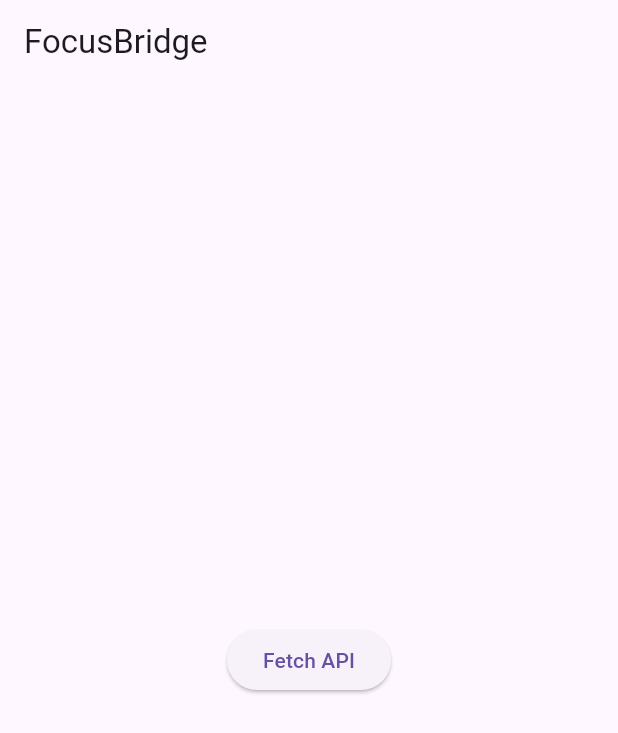
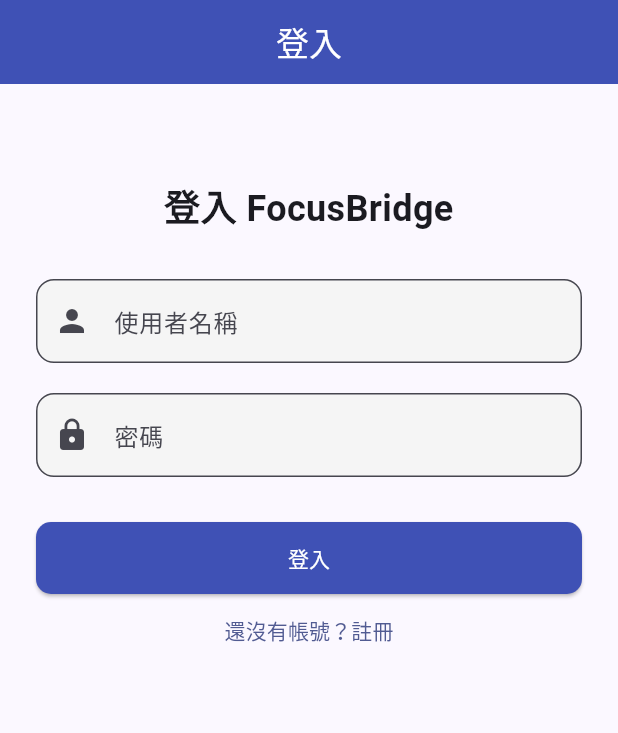
Before and after one commit to 114505focusbridge/focusbridge_app, a Flutter app: the screen it shows after launch, on a phone screen of 412 x 824 dp. Shown: the top 733 px of the screen. Run offline on Flutter 3.47's test engine with Material 3 defaults, Android fonts, the phone set to English and light mode, and no system bars.

Commit message:
簡易登入登出系統

```diff
--- a/lib/main.dart
+++ b/lib/main.dart
@@ -1,5 +1,5 @@
 import 'package:flutter/material.dart';
-import 'package:http/http.dart' as http;
+import 'screens/login_screen.dart';
 
 void main() {
   runApp(const MyApp());
@@ -8,24 +8,33 @@
 class MyApp extends StatelessWidget {
   const MyApp({super.key});
 
-  Future<void> fetchData() async {
-    final response = await http.get(Uri.parse('http://127.0.0.1:8000/'));
-    print('Response status: ${response.statusCode}');
-    print('Response body: ${response.body}');
-  }
-
   @override
   Widget build(BuildContext context) {
     return MaterialApp(
-      home: Scaffold(
-        appBar: AppBar(title: const Text('FocusBridge')),
-        body: Center(
-          child: ElevatedButton(
-            onPressed: fetchData,
-            child: const Text('Fetch API'),
+      title: 'FocusBridge',
+      debugShowCheckedModeBanner: false,
+      theme: ThemeData(
+        useMaterial3: true,
+        colorScheme: ColorScheme.fromSeed(seedColor: Colors.indigo),
+        inputDecorationTheme: InputDecorationTheme(
+          border: OutlineInputBorder(
+            borderRadius: BorderRadius.circular(12),
+          ),
+          filled: true,
+          fillColor: Colors.grey[100],
+        ),
+        elevatedButtonTheme: ElevatedButtonThemeData(
+          style: ElevatedButton.styleFrom(
+            backgroundColor: Colors.indigo,
+            foregroundColor: Colors.white,
+            shape: RoundedRectangleBorder(
+              borderRadius: BorderRadius.circular(10),
+            ),
+            padding: const EdgeInsets.symmetric(vertical: 14, horizontal: 24),
           ),
         ),
       ),
+      home: const LoginScreen(),
     );
   }
 }
--- /dev/null
+++ b/lib/screens/login_screen.dart
@@ -0,0 +1,111 @@
+import 'package:flutter/material.dart';
+import '../services/auth_service.dart';
+import 'home_screen.dart';
+import 'register_screen.dart';
+class LoginScreen extends StatefulWidget {
+  const LoginScreen({super.key});
+
+  @override
+  State<LoginScreen> createState() => _LoginScreenState();
+}
+
+class _LoginScreenState extends State<LoginScreen> {
+  final TextEditingController _usernameController = TextEditingController();
+  final TextEditingController _passwordController = TextEditingController();
+  bool _isLoading = false;
+  String? _errorMessage;
+
+  void _login() async {
+    setState(() {
+      _isLoading = true;
+      _errorMessage = null;
+    });
+
+    final success = await AuthService().login(
+      _usernameController.text,
+      _passwordController.text,
+    );
+
+    setState(() {
+      _isLoading = false;
+    });
+
+    if (success) {
+      if (!mounted) return;
+      Navigator.pushReplacement(
+        context,
+        MaterialPageRoute(builder: (_) => const HomeScreen()),
+      );
+    } else {
+      setState(() {
+        _errorMessage = '登入失敗，請檢查帳號密碼';
+      });
+    }
+  }
+
+  @override
+Widget build(BuildContext context) {
+  return Scaffold(
+    appBar: AppBar(
+      title: const Text('登入'),
+      centerTitle: true,
+      backgroundColor: Colors.indigo,
+      foregroundColor: Colors.white,
+    ),
+    body: Padding(
+      padding: const EdgeInsets.all(24),
+      child: Column(
+        crossAxisAlignment: CrossAxisAlignment.stretch,
+        children: [
+          const SizedBox(height: 40),
+          const Text(
+            '登入 FocusBridge',
+            style: TextStyle(fontSize: 24, fontWeight: FontWeight.bold),
+            textAlign: TextAlign.center,
+          ),
+          const SizedBox(height: 30),
+          TextField(
+            controller: _usernameController,
+            decoration: const InputDecoration(
+              labelText: '使用者名稱',
+              prefixIcon: Icon(Icons.person),
+            ),
+          ),
+          const SizedBox(height: 20),
+          TextField(
+            controller: _passwordController,
+            obscureText: true,
+            decoration: const InputDecoration(
+              labelText: '密碼',
+              prefixIcon: Icon(Icons.lock),
+            ),
+          ),
+          const SizedBox(height: 20),
+          if (_errorMessage != null)
+            Text(
+              _errorMessage!,
+              style: const TextStyle(color: Colors.red),
+              textAlign: TextAlign.center,
+            ),
+          const SizedBox(height: 10),
+          _isLoading
+              ? const Center(child: CircularProgressIndicator())
+              : ElevatedButton(
+                  onPressed: _login,
+                  child: const Text('登入'),
+                ),
+          TextButton(
+            onPressed: () {
+              Navigator.push(
+                context,
+                MaterialPageRoute(builder: (_) => const RegisterScreen()),
+              );
+            },
+            child: const Text("還沒有帳號？註冊"),
+          ),
+        ],
+      ),
+    ),
+  );
+}
+}
```
Also changed, not shown: lib/screens/home_screen.dart (added, +35 -0 lines), lib/screens/register_screen.dart (added, +77 -0 lines), lib/services/auth_service.dart (added, +56 -0 lines), pubspec.yaml (+2 -5 lines), pubspec.lock, 125 other files.
